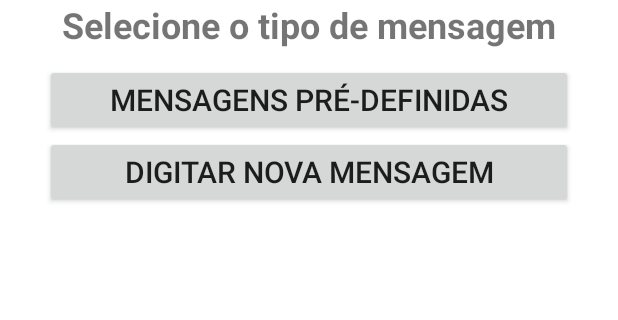
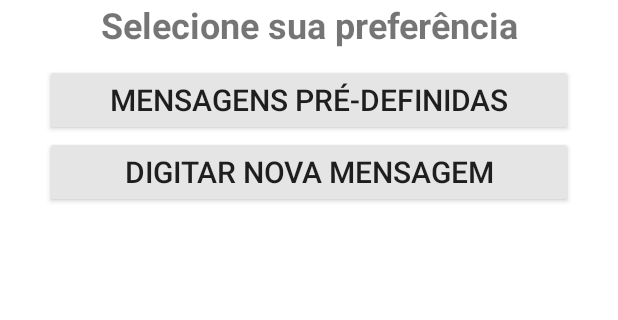
Before and after one commit to luizfelipelazzaron/desagil-projeto1, an Android app: the screen it shows after launch (MainActivity), on a phone screen of 412 x 824 dp, the part 414-734 px from its top. Run offline under Robolectric (Android 15) with nearby library versions, the phone set to English and light mode, and no system bars.

Commit message:
alterações main

```diff
--- a/app/src/main/res/layout/activity_main.xml
+++ b/app/src/main/res/layout/activity_main.xml
@@ -6,6 +6,7 @@
     android:layout_height="match_parent"
     android:layout_gravity="center"
     android:background="@android:color/background_light"
+    android:backgroundTint="#FFFFFF"
     android:orientation="vertical"
     android:padding="30dp"
     android:visibility="visible"
@@ -20,17 +21,19 @@
     <TextView
         android:layout_width="match_parent"
         android:layout_height="wrap_content"
-        android:text="Selecione o tipo de mensagem"
+        android:background="#FFFFFF"
+        android:text="Selecione sua preferência"
         android:textAlignment="center"
         android:textSize="24sp"
-        android:textStyle="bold"
+        android:textStyle="normal|bold"
+        android:layout_marginBottom="10dp"
         tools:ignore="HardcodedText" />
 
     <Button
         android:id="@+id/button_defined_messages"
         android:layout_width="match_parent"
         android:layout_height="wrap_content"
-        android:layout_marginTop="10dp"
+        android:backgroundTint="#E5E5E5"
         android:text="Mensagens pré-definidas"
         android:textSize="20sp"
         tools:ignore="HardcodedText" />
@@ -39,6 +42,9 @@
         android:id="@+id/button_new_message"
         android:layout_width="match_parent"
         android:layout_height="wrap_content"
+        android:backgroundTint="#E5E5E5"
+        android:focusableInTouchMode="false"
+        android:foregroundTint="#FFFFFF"
         android:text="Digitar nova mensagem"
         android:textSize="20sp"
         tools:ignore="HardcodedText" />
```
